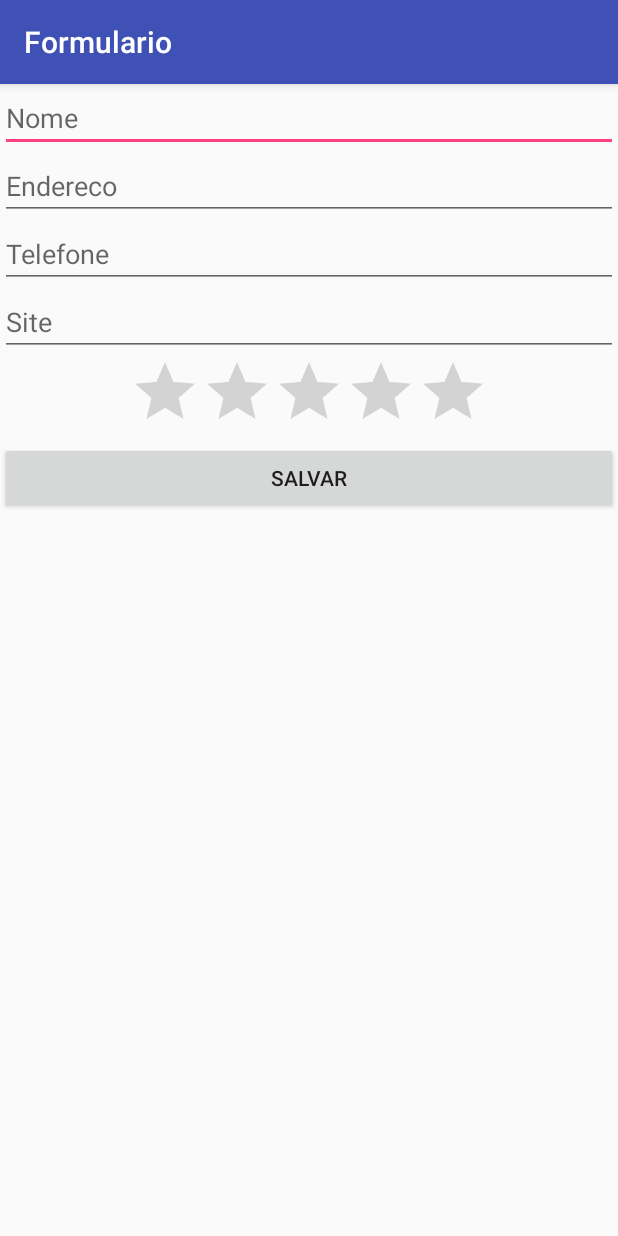
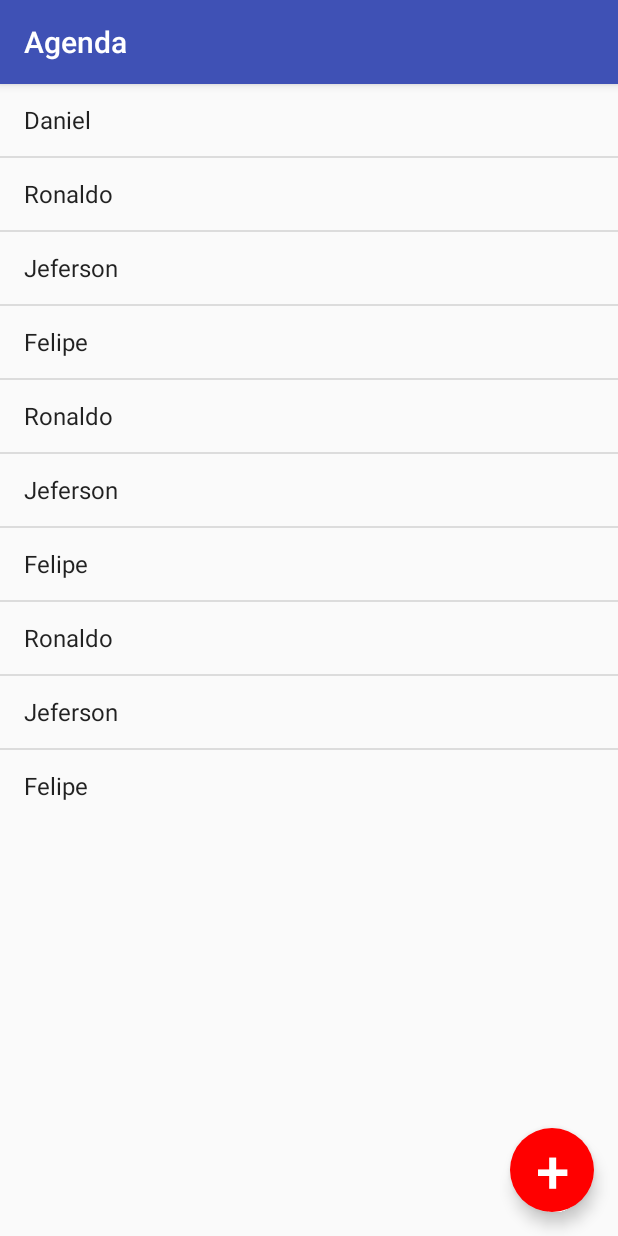
Before and after one commit to emersontorresamorim/agenda, an Android app: the screen it shows after launch (FormularioActivity before the commit, ListaAlunosActivity after it), on a phone screen of 412 x 824 dp. Run offline under Robolectric (Android 15) with nearby library versions, the phone set to English and light mode, and no system bars.

Commit message:
Criado botao para adicionar aluno na tela da lista

```diff
--- a/app/src/main/AndroidManifest.xml
+++ b/app/src/main/AndroidManifest.xml
@@ -11,15 +11,15 @@
         android:theme="@style/AppTheme">
         <activity android:name=".ListaAlunosActivity"
             android:label="Agenda">
-        </activity>
-        <activity android:name=".FormularioActivity"
-            android:label="Formulario">
             <intent-filter>
                 <action android:name="android.intent.action.MAIN" />
 
                 <category android:name="android.intent.category.LAUNCHER" />
             </intent-filter>
         </activity>
+        <activity android:name=".FormularioActivity"
+            android:label="Formulario">
+        </activity>
     </application>
 
 </manifest>
--- a/app/src/main/java/br/com/alura/agenda/FormularioActivity.java
+++ b/app/src/main/java/br/com/alura/agenda/FormularioActivity.java
@@ -17,7 +17,7 @@ public class FormularioActivity extends AppCompatActivity {
         botaoSalvar.setOnClickListener(new View.OnClickListener() {
             @Override
             public void onClick(View v) {
-                Toast.makeText(FormularioActivity.this, "Botao clicado!", Toast.LENGTH_SHORT).show();
+                Toast.makeText(FormularioActivity.this, "Aluno salvo com sucesso!", Toast.LENGTH_SHORT).show();
             }
         });
     }
--- a/app/src/main/java/br/com/alura/agenda/ListaAlunosActivity.java
+++ b/app/src/main/java/br/com/alura/agenda/ListaAlunosActivity.java
@@ -12,7 +12,7 @@ public class ListaAlunosActivity extends AppCompatActivity {
         super.onCreate(savedInstanceState);
         setContentView(R.layout.activity_lista_alunos);
 
-        String[] alunos = {"Daniel", "Ronaldo", "Jeferson", "Felipe"};
+        String[] alunos = {"Daniel", "Ronaldo", "Jeferson", "Felipe", "Ronaldo", "Jeferson", "Felipe", "Ronaldo", "Jeferson", "Felipe"};
         ListView listaAlunos = (ListView) findViewById(R.id.lista_alunos);
         ArrayAdapter<String> adapter = new ArrayAdapter<String>(this, android.R.layout.simple_list_item_1, alunos);
         listaAlunos.setAdapter(adapter);
--- /dev/null
+++ b/app/src/main/res/drawable/fundo.xml
@@ -0,0 +1,5 @@
+<?xml version="1.0" encoding="utf-8"?>
+<shape xmlns:android="http://schemas.android.com/apk/res/android"
+    android:shape="oval" >
+    <solid android:color="#FF0000" />
+</shape>
--- a/app/src/main/res/layout/activity_lista_alunos.xml
+++ b/app/src/main/res/layout/activity_lista_alunos.xml
@@ -1,13 +1,27 @@
 <?xml version="1.0" encoding="utf-8"?>
-<LinearLayout
+<RelativeLayout
     xmlns:android="http://schemas.android.com/apk/res/android"
     android:layout_width="match_parent"
     android:layout_height="match_parent"
     android:orientation="vertical">
 
     <ListView
+        android:id="@+id/lista_alunos"
         android:layout_width="match_parent"
-        android:layout_height="match_parent"
-        android:id="@+id/lista_alunos"/>
+        android:layout_height="wrap_content" />
 
-</LinearLayout>
+    <Button
+        android:text="+"
+        android:textColor="#FFFFFF"
+        android:textSize="40sp"
+        android:layout_width="56dp"
+        android:layout_height="56dp"
+        android:elevation="6dp"
+        android:layout_alignParentBottom="true"
+        android:layout_alignParentRight="true"
+        android:layout_marginBottom="16dp"
+        android:layout_marginRight="16dp"
+        android:background="@drawable/fundo"
+        android:stateListAnimator="@null"/>
+
+</RelativeLayout>
```
